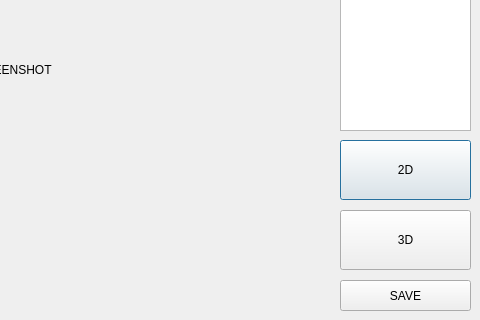
First picture: the form in QTFormApp/toolwindow.ui, repository VASoftLab/QTFormApp, before the edit; both pictures show x 320 to 800 and y 180 to 500 of the 800 by 500 pixel window.
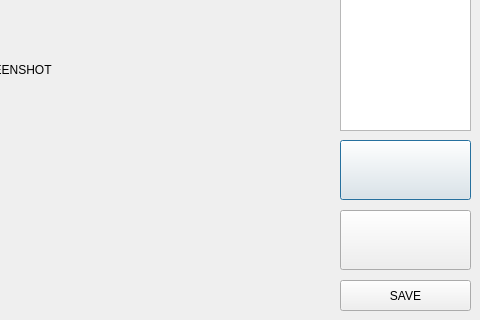
Second picture: the form after the edit.

Commit message: Resources file with button images added

Diff of the .ui file:
```diff
--- a/QTFormApp/toolwindow.ui
+++ b/QTFormApp/toolwindow.ui
@@ -45,7 +45,7 @@
     </rect>
    </property>
    <property name="text">
-    <string>2D</string>
+    <string/>
    </property>
   </widget>
   <widget class="QPushButton" name="btn3D">
@@ -58,7 +58,7 @@
     </rect>
    </property>
    <property name="text">
-    <string>3D</string>
+    <string/>
    </property>
   </widget>
   <widget class="QPushButton" name="btnSave">
```
The commit also changes 7 other files.
